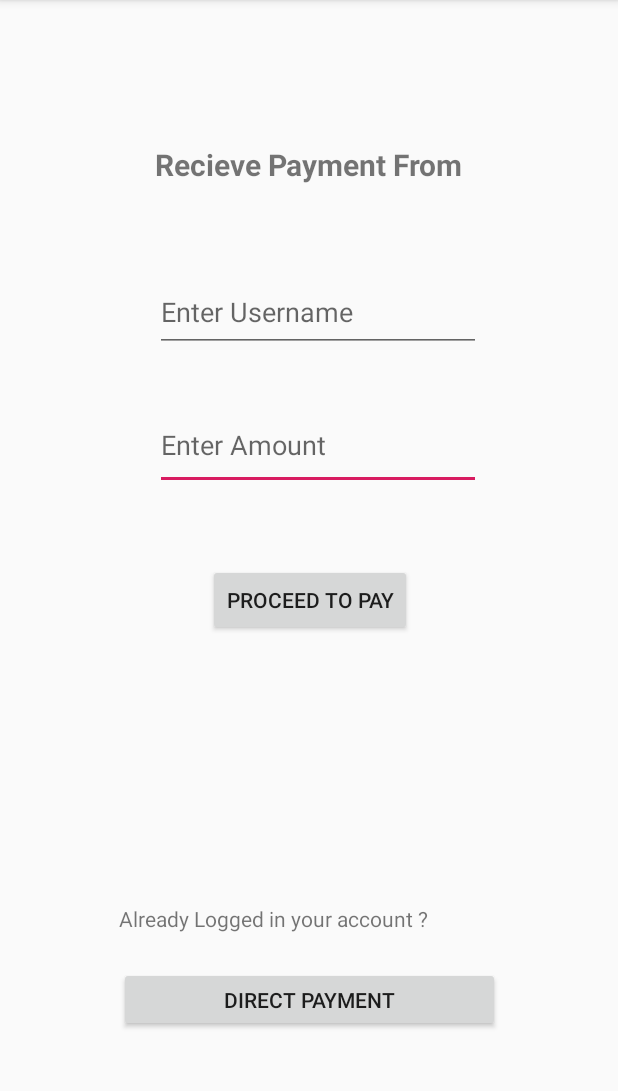
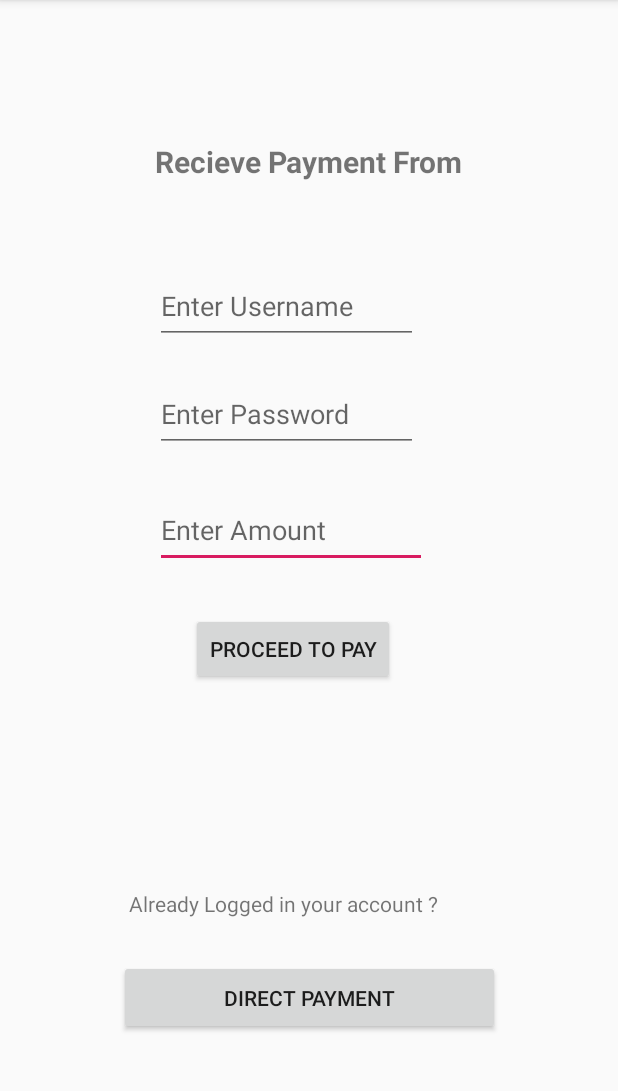
Before and after one commit to finalCall/AutoCred, an Android app: the recieveActivity screen opened directly, with no data from a screen before it, on a phone screen of 412 x 824 dp, the part 84-1175 px from its top. Run offline under Robolectric (Android 15) with nearby library versions, the phone set to English and light mode, and no system bars; our stand-ins replace Volley; network calls fail; 1 statement that could not run was skipped.

Commit message:
Add Password Field in RecieveActivity

```diff
--- a/app/src/main/res/layout/activity_recieve.xml
+++ b/app/src/main/res/layout/activity_recieve.xml
@@ -10,8 +10,8 @@
         android:id="@+id/textView4"
         android:layout_width="wrap_content"
         android:layout_height="wrap_content"
-        android:layout_marginTop="93dp"
-        android:layout_marginBottom="56dp"
+        android:layout_marginTop="94dp"
+        android:layout_marginBottom="58dp"
         android:text="Recieve Payment From"
         android:textSize="20sp"
         android:textStyle="bold"
@@ -22,44 +22,45 @@
 
     <EditText
         android:id="@+id/userAmount"
-        android:layout_width="217dp"
-        android:layout_height="60dp"
-        android:layout_marginBottom="47dp"
+        android:layout_width="181dp"
+        android:layout_height="0dp"
+        android:layout_marginBottom="30dp"
         android:ems="10"
         android:hint="Enter Amount"
         android:inputType="numberDecimal"
         app:layout_constraintBottom_toTopOf="@+id/paymentButton"
-        app:layout_constraintStart_toStartOf="@+id/username2"
-        app:layout_constraintTop_toBottomOf="@+id/username2" />
+        app:layout_constraintStart_toStartOf="@+id/userPassword"
+        app:layout_constraintTop_toBottomOf="@+id/userPassword" />
 
     <Button
         android:id="@+id/paymentButton"
         android:layout_width="wrap_content"
         android:layout_height="wrap_content"
-        android:layout_marginStart="35dp"
-        android:layout_marginBottom="176dp"
+        android:layout_marginBottom="136dp"
         android:text="Proceed to Pay"
         app:layout_constraintBottom_toTopOf="@+id/textView8"
-        app:layout_constraintStart_toStartOf="@+id/userAmount"
+        app:layout_constraintEnd_toEndOf="parent"
+        app:layout_constraintHorizontal_bias="0.461"
+        app:layout_constraintStart_toStartOf="parent"
         app:layout_constraintTop_toBottomOf="@+id/userAmount" />
 
     <EditText
         android:id="@+id/username2"
-        android:layout_width="217dp"
-        android:layout_height="53dp"
-        android:layout_marginBottom="29dp"
+        android:layout_width="175dp"
+        android:layout_height="0dp"
+        android:layout_marginBottom="22dp"
         android:ems="10"
         android:hint="Enter Username"
         android:inputType="textPersonName"
-        app:layout_constraintBottom_toTopOf="@+id/userAmount"
+        app:layout_constraintBottom_toTopOf="@+id/userPassword"
         app:layout_constraintStart_toStartOf="@+id/textView4"
         app:layout_constraintTop_toBottomOf="@+id/textView4" />
 
     <Button
         android:id="@+id/payNavigateButton"
         android:layout_width="254dp"
-        android:layout_height="43dp"
-        android:layout_marginBottom="77dp"
+        android:layout_height="0dp"
+        android:layout_marginBottom="78dp"
         android:text="Direct Payment"
         app:layout_constraintBottom_toBottomOf="parent"
         app:layout_constraintEnd_toEndOf="parent"
@@ -68,11 +69,25 @@
 
     <TextView
         android:id="@+id/textView8"
-        android:layout_width="252dp"
-        android:layout_height="26dp"
-        android:layout_marginBottom="14dp"
+        android:layout_width="240dp"
+        android:layout_height="32dp"
+        android:layout_marginBottom="15dp"
         android:text="Already Logged in your account ?"
         app:layout_constraintBottom_toTopOf="@+id/payNavigateButton"
-        app:layout_constraintStart_toStartOf="@+id/payNavigateButton"
+        app:layout_constraintEnd_toEndOf="parent"
+        app:layout_constraintStart_toStartOf="parent"
         app:layout_constraintTop_toBottomOf="@+id/paymentButton" />
+
+    <EditText
+        android:id="@+id/userPassword"
+        android:layout_width="0dp"
+        android:layout_height="0dp"
+        android:layout_marginBottom="27dp"
+        android:ems="10"
+        android:hint="Enter Password"
+        android:inputType="textPassword"
+        app:layout_constraintBottom_toTopOf="@+id/userAmount"
+        app:layout_constraintEnd_toEndOf="@+id/username2"
+        app:layout_constraintStart_toStartOf="@+id/username2"
+        app:layout_constraintTop_toBottomOf="@+id/username2" />
 </androidx.constraintlayout.widget.ConstraintLayout>
```
